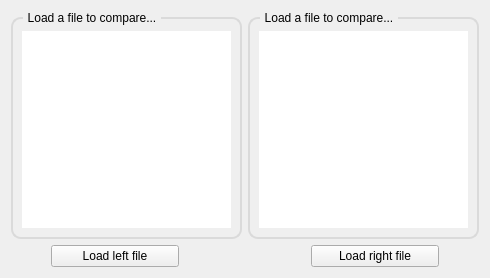
Above: view/ai_training/pythonconfigdiffwidget.ui from Joensw/RCAIT before the change. Below: the same form after it.
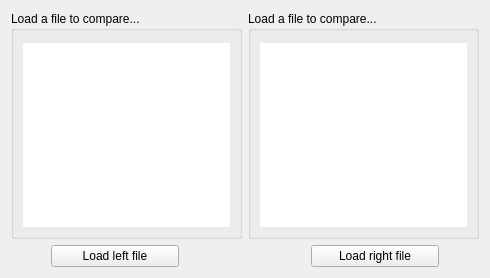
That is the form after the change. Icons and pictures are not drawn. Custom widgets are drawn as their Qt base class.

The edit to the form file:
```diff
--- a/view/ai_training/pythonconfigdiffwidget.ui
+++ b/view/ai_training/pythonconfigdiffwidget.ui
@@ -16,20 +16,6 @@
   <layout class="QGridLayout" name="gridLayout">
    <item row="0" column="1">
     <widget class="QGroupBox" name="groupBox_rightFile">
-     <property name="styleSheet">
-      <string notr="true">QGroupBox {
-                         border: 2px solid rgb(218,218,218);
-                         border-radius: 10px;
-                         margin-top: 6px;
-                         }
-                         QGroupBox::title {
-                         subcontrol-origin: margin;
-                         left: 12px;
-                         padding: 0px 3px 0px 3px;
-
-                         }
-                     </string>
-     </property>
      <property name="title">
       <string notr="true">Load a file to compare...</string>
      </property>
@@ -62,20 +48,6 @@
    </item>
    <item row="0" column="0">
     <widget class="QGroupBox" name="groupBox_leftFile">
-     <property name="styleSheet">
-      <string notr="true">QGroupBox {
-                         border: 2px solid rgb(218,218,218);
-                         border-radius: 10px;
-                         margin-top: 6px;
-                         }
-                         QGroupBox::title {
-                         subcontrol-origin: margin;
-                         left: 12px;
-                         padding: 0px 3px 0px 3px;
-
-                         }
-                     </string>
-     </property>
      <property name="title">
       <string notr="true">Load a file to compare...</string>
      </property>
```
